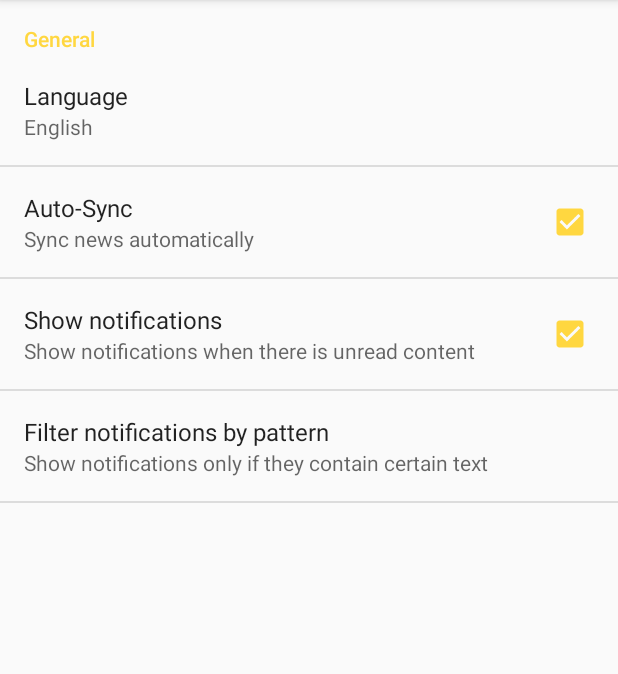
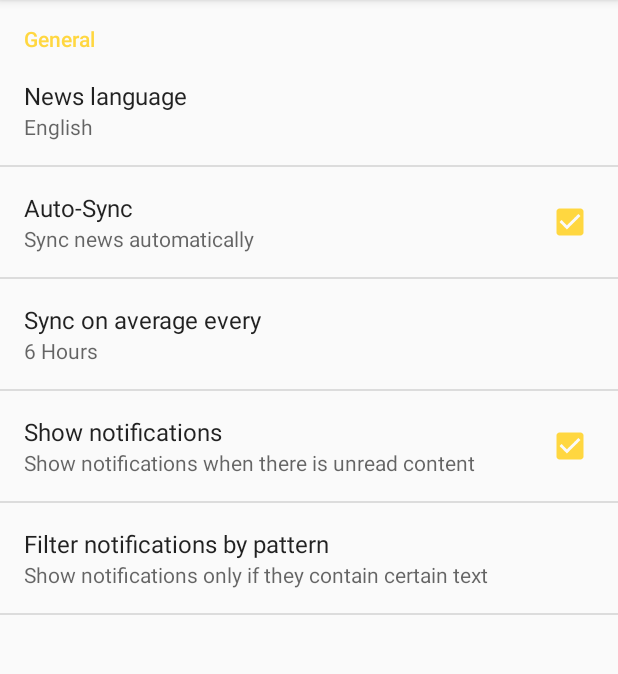
Before and after one commit to ingamedeo/Avvisistudenti-PoliCO, an Android app: the screen it shows after launch (SettingsActivity), in the options menu, after a tap on "Settings", on a phone screen of 412 x 824 dp, the part 84-758 px from its top. Run offline under Robolectric (Android 15) with nearby library versions, the phone set to English and light mode, and no system bars.

Commit message:
* Screen flash fixed * Many other changes

```diff
--- a/app/src/main/java/com/ingamedeo/avvisistudenti_polico/Constants.java
+++ b/app/src/main/java/com/ingamedeo/avvisistudenti_polico/Constants.java
@@ -1,12 +1,17 @@
 package com.ingamedeo.avvisistudenti_polico;
 
+import android.app.AlarmManager;
 import android.app.Notification;
 import android.app.NotificationManager;
 import android.app.PendingIntent;
 import android.content.Context;
 import android.content.Intent;
+import android.content.SharedPreferences;
+import android.preference.PreferenceManager;
 import android.support.v4.app.NotificationCompat;
+import android.util.Log;
 
+import java.util.ArrayList;
 import java.util.Locale;
 
 /**
@@ -29,6 +34,18 @@ public class Constants {
         ITALIAN
     }
 
+    public enum Intervals {
+        _30MIN,
+        _1H,
+        _3H,
+        _6H,
+        _12H
+    }
+
+    public static final Intervals defaultInterval = Constants.Intervals._6H;
+
+    private static final long INTERVAL_ONE_SECOND = 1000;
+
     public static String unescapeString(String string) {
         if (string == null)
             return null;
@@ -49,6 +66,71 @@ public class Constants {
         }
     }
 
+    /* Context Required, SharedPreferences used if not null, otherwise will be initialized. */
+    public static void setSyncPeriod(Context context, SharedPreferences sharedPreferences) {
+        if (sharedPreferences==null) {
+            sharedPreferences = PreferenceManager.getDefaultSharedPreferences(context);
+        }
+
+        String intervalsStr = sharedPreferences.getString(context.getResources().getString(R.string.preference_syncinterval), String.valueOf(defaultInterval.ordinal()));
+        Constants.Intervals intervals = Constants.Intervals.values()[Integer.valueOf(intervalsStr)];
+
+        long alarmManagerInterval;
+
+        switch (intervals) {
+            case _30MIN:
+                alarmManagerInterval = AlarmManager.INTERVAL_FIFTEEN_MINUTES*2;
+                break;
+            case _1H:
+                alarmManagerInterval = AlarmManager.INTERVAL_HOUR;
+                break;
+            case _3H:
+                alarmManagerInterval = AlarmManager.INTERVAL_HOUR*3;
+                break;
+            case _6H:
+                alarmManagerInterval = AlarmManager.INTERVAL_HOUR*6;
+                break;
+            case _12H:
+                alarmManagerInterval = AlarmManager.INTERVAL_HALF_DAY;
+                break;
+            default:
+                    /* Fallback again here, not really needed. */
+                alarmManagerInterval = AlarmManager.INTERVAL_HOUR*6;
+                break;
+        }
+
+        AlarmManager alarmMgr = (AlarmManager) context.getSystemService(Context.ALARM_SERVICE);
+        Intent serviceIntent = new Intent(context, HtmlParseService.class);
+        PendingIntent alarmIntent = PendingIntent.getService(context, 0, serviceIntent, 0);
+
+        // Cancel alarms
+        try {
+            alarmMgr.cancel(alarmIntent);
+        } catch (Exception e) {
+            Log.i(Constants.TAG, "No alarms cancelled.");
+        }
+
+        //INTERVAL_FIFTEEN_MINUTES > Constant Value: 900000 milliseconds
+        alarmMgr.setInexactRepeating(AlarmManager.ELAPSED_REALTIME, Constants.INTERVAL_ONE_SECOND, alarmManagerInterval, alarmIntent);
+    }
+
+    /*
+     public static String[] getFilterPatterns(String filterString) {
+        ArrayList<String> filterOut = new ArrayList<>();
+        if (filterString!=null) {
+            String patterns[] = filterString.split(Constants.filterSeparator);
+            Log.i(Constants.TAG, "Pattern len: " + patterns.length);
+            for (String pattern : patterns) {
+                pattern = pattern.trim();
+                if (pattern.length()>0) {
+                    filterOut.add(pattern);
+                }
+            }
+        }
+
+        return filterOut.toArray(new String[filterOut.size()]);
+    }
+    */
 
     /* Debug Code */
     protected static void sampleNotification(Context context) {
--- a/app/src/main/java/com/ingamedeo/avvisistudenti_polico/MainActivity.java
+++ b/app/src/main/java/com/ingamedeo/avvisistudenti_polico/MainActivity.java
@@ -98,6 +98,8 @@ public class MainActivity extends AppCompatActivity implements LoaderManager.Loa
 
         /* First Startup Handling */
         if (isFirstStart) {
+            swipeRefreshLayout.setRefreshing(true); //Set refreshing
+
             runHtmlParseService();
             /* Set to false */
             getSharedPreferences().edit().putBoolean(getResources().getString(R.string.preference_isfirststart), false).apply();
@@ -125,7 +127,7 @@ public class MainActivity extends AppCompatActivity implements LoaderManager.Loa
                             .setAction(getResources().getString(R.string.retry), new View.OnClickListener() {
                                 @Override
                                 public void onClick(View v) {
-                                    swipeRefreshLayout.setRefreshing(true);
+                                    swipeRefreshLayout.setRefreshing(true); //Set refreshing
                                     runHtmlParseService();
                                 }
                             })
@@ -183,6 +185,9 @@ public class MainActivity extends AppCompatActivity implements LoaderManager.Loa
         isFirstStart = getSharedPreferences().getBoolean(getResources().getString(R.string.preference_isfirststart), true);
         boolean isAutoSyncEnabled = getSharedPreferences().getBoolean(getResources().getString(R.string.preference_sync), true);
         toggleBootReceiver(isAutoSyncEnabled);
+
+        String filterString = getSharedPreferences().getString(getResources().getString(R.string.filter_preference), null);
+        //Constants.getFilterPatterns(filterString); //WTF?!
     }
 
     private void toggleBootReceiver(boolean enable) {
@@ -223,13 +228,18 @@ public class MainActivity extends AppCompatActivity implements LoaderManager.Loa
     protected void onActivityResult(int requestCode, int resultCode, Intent data) {
 
         if (requestCode==SETTINGS_RESULT) {
+
             swipeRefreshLayout.setRefreshing(true); //Set refreshing
+
+            //Set sync period. (Apart from pref sync cos I don't want to set it when the app is first opened. (BootReceiver does it)
+            Constants.setSyncPeriod(context, sharedPreferences);
 
             /* Load new pref */
             loadfromPref();
 
+            /* NOTE: Removed. The alarm set by setSyncPeriod is already calling the service causing the screen to flash. */
             /* Call service to refresh */
-            runHtmlParseService();
+            //runHtmlParseService();
         }
 
         super.onActivityResult(requestCode, resultCode, data);
--- a/app/src/main/java/com/ingamedeo/avvisistudenti_polico/NewsActivity.java
+++ b/app/src/main/java/com/ingamedeo/avvisistudenti_polico/NewsActivity.java
@@ -34,7 +34,11 @@ public class NewsActivity extends AppCompatActivity {
         getWindow().setFeatureInt(Window.FEATURE_PROGRESS, Window.PROGRESS_VISIBILITY_ON);
 
         WebView newsWebView = (WebView) findViewById(R.id.newsWebView);
-        //newsWebView.getSettings().setJavaScriptEnabled(true);
+
+        //Load in Overview mode and override ViewPort
+        newsWebView.getSettings().setUseWideViewPort(true);
+        newsWebView.getSettings().setLoadWithOverviewMode(true);
+
         newsWebView.getSettings().setBuiltInZoomControls(true);
 
         newsWebView.setWebChromeClient(new WebChromeClient() {
--- a/app/src/main/java/com/ingamedeo/avvisistudenti_polico/SettingsActivity.java
+++ b/app/src/main/java/com/ingamedeo/avvisistudenti_polico/SettingsActivity.java
@@ -16,10 +16,16 @@ public class SettingsActivity extends AppCompatPreferenceActivity {
         super.onCreate(savedInstanceState);
         addPreferencesFromResource(R.xml.preferences);
 
-        ListPreference langPref = (ListPreference) findPreference("language_preference");
+        ListPreference langPref = (ListPreference) findPreference(getResources().getString(R.string.preference_lang));
         if (langPref.getValue()==null) {
             langPref.setValueIndex(Constants.getDefaultLang(this).ordinal());
         }
+
+        ListPreference syncIntervalPref = (ListPreference) findPreference(getResources().getString(R.string.preference_syncinterval));
+        if (syncIntervalPref.getValue()==null) {
+            syncIntervalPref.setValueIndex(Constants.defaultInterval.ordinal());
+        }
+
     }
 
     @Override
--- a/app/src/main/java/com/ingamedeo/avvisistudenti_polico/db/ContentProviderDb.java
+++ b/app/src/main/java/com/ingamedeo/avvisistudenti_polico/db/ContentProviderDb.java
@@ -24,6 +24,8 @@ public class ContentProviderDb extends ContentProvider {
     public int delete(Uri uri, String where, String[] args) {
         String table = getTableName(uri);
         int del = db.delete(table, where, args);
+        /* Fix potential SQL OverFlow - unexpected behavior */
+        db.execSQL("DELETE FROM SQLITE_SEQUENCE WHERE NAME = '" + NewsTable.TABLE_NAME + "'");
         getContext().getContentResolver().notifyChange(uri, null); //Notify what happened here ;)
         return del;
     }
--- a/app/src/main/res/layout/activity_news.xml
+++ b/app/src/main/res/layout/activity_news.xml
@@ -1,7 +1,7 @@
 <?xml version="1.0" encoding="utf-8"?>
 <RelativeLayout xmlns:android="http://schemas.android.com/apk/res/android"
     xmlns:tools="http://schemas.android.com/tools"
-    xmlns:app="http://schemas.android.com/apk/res-auto" android:layout_width="match_parent"
+    android:layout_width="match_parent"
     android:layout_height="match_parent"
     tools:context="com.ingamedeo.avvisistudenti_polico.NewsActivity">
 
--- a/app/src/main/res/values/array.xml
+++ b/app/src/main/res/values/array.xml
@@ -11,4 +11,20 @@
         <item>1</item>
     </string-array>
 
+    <string-array name="intervals">
+        <item>30 Minutes</item>
+        <item>1 Hour</item>
+        <item>3 Hours</item>
+        <item>6 Hours</item>
+        <item>12 Hours</item>
+    </string-array>
+
+    <string-array name="interval_codes">
+        <item>0</item>
+        <item>1</item>
+        <item>2</item>
+        <item>3</item>
+        <item>4</item>
+    </string-array>
+
 </resources>
--- a/app/src/main/res/values/strings.xml
+++ b/app/src/main/res/values/strings.xml
@@ -3,7 +3,9 @@
     <string name="action_settings">Settings</string>
     <string name="preference_isfirststart">isFirstStart</string>
     <string name="preference_lang">language_preference</string>
+    <string name="preference_notifications">pref_notifications</string>
     <string name="preference_sync">pref_sync</string>
+    <string name="preference_syncinterval">interval_sync</string>
     <string name="filter_preference">pref_filter</string>
     <string name="it_lang_code">it</string>
     <string name="poli_como_url_prefix">http://www.polo-como.polimi.it/</string>
@@ -14,4 +16,17 @@
     <string name="news_extra_link">news_extra_link</string>
     <string name="failed_update_news">Failed to update news</string>
     <string name="retry">Retry</string>
+    <string name="multiple_unread_notif">"unread news found!"</string>
+    <string name="general">General</string>
+    <string name="language">News language</string>
+    <string name="autosync">Auto-Sync</string>
+    <string name="autosync_summary">Sync news automatically</string>
+    <string name="sync_average">Sync on average every</string>
+    <string name="shownotifications">Show notifications</string>
+    <string name="shownotifications_summary">Show notifications when there is unread content</string>
+    <string name="filternotifications">Filter notifications by pattern</string>
+    <string name="filternotifications_summary">Show notifications only if they contain certain text</string>
+    <string name="filternotifications_dialog">Please enter a list of chosen patterns, they must be comma-separated</string>
+    <string name="filternotifications_hint">Analysis 1, Physics, …</string>
+
 </resources>
--- a/app/src/main/res/xml/preferences.xml
+++ b/app/src/main/res/xml/preferences.xml
@@ -2,34 +2,43 @@
 <PreferenceScreen xmlns:android="http://schemas.android.com/apk/res/android">
 
     <PreferenceCategory
-        android:title="General"
+        android:title="@string/general"
         android:key="pref_key_storage_settings">
 
         <ListPreference
-            android:key="language_preference"
-            android:title="Language"
+            android:key="@string/preference_lang"
+            android:title="@string/language"
             android:entries="@array/languages"
             android:entryValues="@array/language_codes"
             android:summary="%s"/>
 
         <CheckBoxPreference
             android:key="@string/preference_sync"
-            android:title="Auto-Sync"
-            android:summary="Sync news automatically"
+            android:title="@string/autosync"
+            android:summary="@string/autosync_summary"
             android:defaultValue="true" />
 
+        <ListPreference
+            android:key="@string/preference_syncinterval"
+            android:title="@string/sync_average"
+            android:entries="@array/intervals"
+            android:entryValues="@array/interval_codes"
+            android:summary="%s"
+            android:dependency="@string/preference_sync"/>
+
         <CheckBoxPreference
-            android:key="pref_notifications"
-            android:title="Show notifications"
-            android:summary="Show notifications when there is unread content"
+            android:key="@string/preference_notifications"
+            android:title="@string/shownotifications"
+            android:summary="@string/shownotifications_summary"
             android:defaultValue="true" />
 
         <EditTextPreference
             android:key="@string/filter_preference"
-            android:title="Filter notifications by pattern"
-            android:summary="Show notifications only if they contain certain text"
-            android:dialogMessage="Please enter a list of chosen patterns, they must be comma-separated..."
-            android:hint="Analysis 1, Physics, ..."/>
+            android:title="@string/filternotifications"
+            android:summary="@string/filternotifications_summary"
+            android:dialogMessage="@string/filternotifications_dialog"
+            android:hint="@string/filternotifications_hint"
+            android:dependency="@string/preference_notifications"/>
 
     </PreferenceCategory>
 
```
Also changed, not shown: app/src/main/java/com/ingamedeo/avvisistudenti_polico/BootReceiver.java (+4 -10 lines), app/src/main/java/com/ingamedeo/avvisistudenti_polico/HtmlParseService.java (+6 -8 lines), app/src/main/res/layout/content_main.xml (+5 -3 lines), app/src/main/res/layout/list_item_news.xml (+6 -2 lines), 4 other files.
